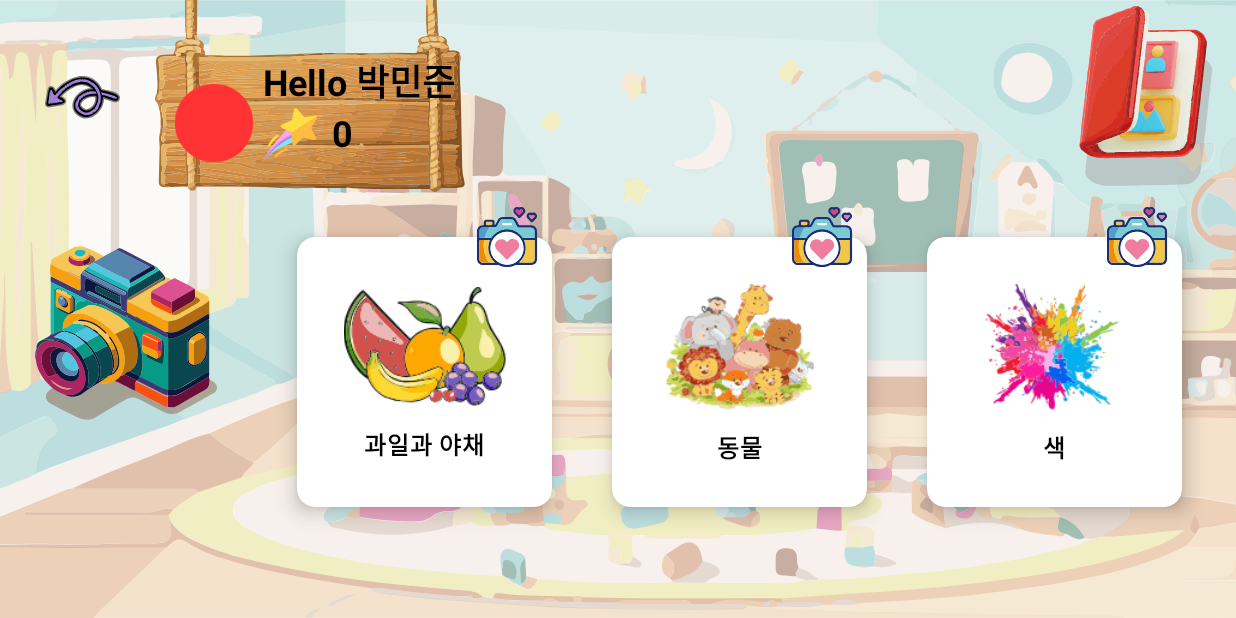
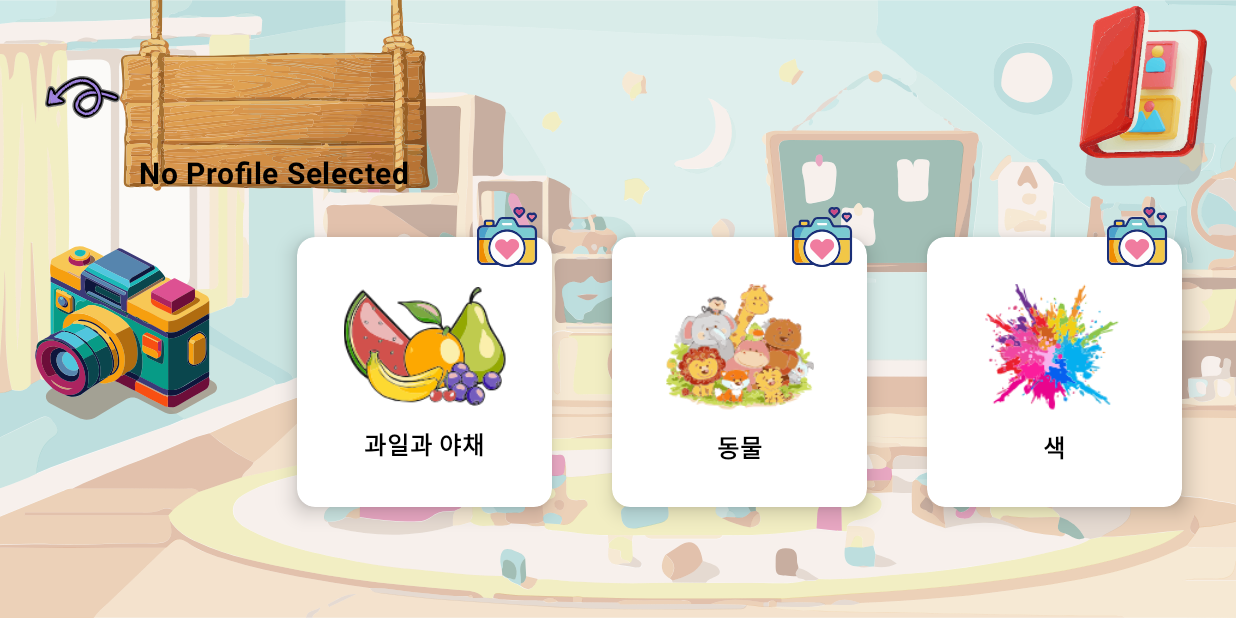
Before and after one commit to sauruspangpang/sauruspang, an Android app built with Jetpack Compose: the HomeScreen screen opened through its navigation route, on a phone screen of 824 x 412 dp (held sideways). Run offline under Robolectric (Android 15) with nearby library versions, the phone set to English and light mode, and no system bars; our stand-ins replace Room's generated code, accompanist; 2 statements that could not run were skipped.

Commit message:
profile 별로 이름,프로필 이미지 호출 다르게 적용

```diff
--- a/app/src/main/java/com/ksj/sauruspang/Learnpackage/CategorySelectScreen.kt
+++ b/app/src/main/java/com/ksj/sauruspang/Learnpackage/CategorySelectScreen.kt
@@ -2,6 +2,7 @@
 
 package com.ksj.sauruspang.Learnpackage
 
+import android.annotation.SuppressLint
 import android.util.Log
 import androidx.compose.foundation.Image
 import androidx.compose.foundation.background
@@ -26,6 +27,8 @@ import androidx.compose.material3.ExperimentalMaterial3Api
 import androidx.compose.material3.Text
 import androidx.compose.runtime.Composable
 import androidx.compose.runtime.getValue
+import androidx.compose.runtime.mutableStateOf
+import androidx.compose.runtime.remember
 import androidx.compose.ui.Alignment
 import androidx.compose.ui.Modifier
 import androidx.compose.ui.draw.clip
@@ -78,7 +81,7 @@ fun HomeScreen(navController: NavController, viewModel: ProfileViewmodel, scoreV
                         }
                 )
 
-                ProfileBox(scoreViewModel)
+                ProfileBox(scoreViewModel, viewModel)
                 Spacer(Modifier.weight(1f))
                 Image(
                     painter = painterResource(id = R.drawable.image_photobook),
@@ -182,55 +185,60 @@ fun CategoryBox(category: QuizCategory, navController: NavController) {
     }
 }
 
+@SuppressLint("MutableCollectionMutableState")
 @Composable
-fun ProfileBox(scoreViewModel: ScoreViewModel) {
-    Box(
-        contentAlignment = Alignment.BottomCenter,
-    ) {
+fun ProfileBox(scoreViewModel: ScoreViewModel, viewModel: ProfileViewmodel) {
+    val selectedIndex by viewModel.selectedProfileIndex // 선택된 인덱스 가져오기
+    val profile = viewModel.profiles // 프로필 리스트 가져오기
+    val selectedProfile = profile.getOrNull(selectedIndex)
+
+    Box(contentAlignment = Alignment.BottomCenter) {
         Image(
             painter = painterResource(R.drawable.image_woodboard),
             contentDescription = "",
         )
+
+        selectedProfile?.let { profile ->
             Row(
-            modifier = Modifier
-                .padding(horizontal = 30.dp), // 좌우 여백 추가
-            verticalAlignment = Alignment.CenterVertically // 내부 요소도 중앙 정렬
+                modifier = Modifier.padding(horizontal = 30.dp),
+                verticalAlignment = Alignment.CenterVertically
             ) {
                 Image(
-                painter = painterResource(id = R.drawable.ellipse_1),
+                    painter = painterResource(profile.selectedImage),
                     contentDescription = "",
                     Modifier.scale(0.8f)
                 )
                 Column(
-                modifier = Modifier
-                    .padding(bottom = 20.dp), // 내부 요소 패딩
-                verticalArrangement = Arrangement.SpaceBetween, // 내부 요소 정렬
+                    modifier = Modifier.padding(bottom = 20.dp),
+                    verticalArrangement = Arrangement.SpaceBetween,
                     horizontalAlignment = Alignment.Start
                 ) {
                     Text(
-                    "Hello 박민준",
-                    style = TextStyle(
-                        fontSize = 24.sp,
-                        fontWeight = FontWeight.Bold,
+                        text = profile.name,
+                        style = TextStyle(fontSize = 24.sp, fontWeight = FontWeight.Bold)
                     )
-                )
-                Row(
-                    verticalAlignment = Alignment.CenterVertically // 이미지와 텍스트를 같은 높이로 정렬
-                ) {
+                    Row(verticalAlignment = Alignment.CenterVertically) {
                         Image(
                             painter = painterResource(R.drawable.image_starpoint),
                             contentDescription = "",
-                        modifier = Modifier.size(36.dp) // 원하는 크기로 조정
+                            modifier = Modifier.size(36.dp)
                         )
-                    Spacer(modifier = Modifier.width(10.dp)) // 이미지와 숫자 사이 간격
+                        Spacer(modifier = Modifier.width(10.dp))
                         val score by scoreViewModel.correctAnswers
                         Text(
-                        "${score*5}",
+                            "${score * 5}",
                             fontSize = 24.sp,
                             fontWeight = FontWeight.Bold
                         )
                     }
                 }
             }
+        } ?: run {
+            Text(
+                text = "No Profile Selected",
+                fontSize = 20.sp,
+                fontWeight = FontWeight.Bold
+            )
         }
     }
+}
--- a/app/src/main/java/com/ksj/sauruspang/Learnpackage/DaySelectScreen.kt
+++ b/app/src/main/java/com/ksj/sauruspang/Learnpackage/DaySelectScreen.kt
@@ -55,7 +55,7 @@ fun StageScreen(navController: NavController, categoryName: String, viewModel: P
                             navController.navigate("home")
                         }
                 )
-                ProfileBox(scoreViewModel =scoreViewModel )
+                ProfileBox(scoreViewModel =scoreViewModel, viewModel = viewModel)
             }
             Row(
                 modifier = Modifier
--- a/app/src/main/java/com/ksj/sauruspang/PermissionViewmodel.kt
+++ b/app/src/main/java/com/ksj/sauruspang/PermissionViewmodel.kt
@@ -1,4 +1,4 @@
-package com.ksj.sauruspang
+ package com.ksj.sauruspang
 
 import android.content.pm.PackageManager
 import android.widget.Toast
--- a/app/src/main/java/com/ksj/sauruspang/ProfilePackage/ProfileViewmodel.kt
+++ b/app/src/main/java/com/ksj/sauruspang/ProfilePackage/ProfileViewmodel.kt
@@ -1,8 +1,10 @@
 package com.ksj.sauruspang.ProfilePackage
 
 import android.app.Application
+import androidx.compose.runtime.mutableIntStateOf
 import androidx.compose.runtime.mutableStateListOf
 import androidx.compose.runtime.mutableStateMapOf
+import androidx.compose.runtime.mutableStateOf
 import androidx.lifecycle.AndroidViewModel
 import androidx.lifecycle.viewModelScope
 import com.ksj.sauruspang.ProfilePackage.Room.AppDatabase
@@ -23,12 +25,18 @@ data class Profile(
 
 class ProfileViewmodel(application: Application) : AndroidViewModel(application) {
     var profiles = mutableStateListOf<Profile>()
+    var selectedProfileIndex = mutableIntStateOf(-1) // 수정: 단일 선택 인덱스로 변경
     private val userDao = AppDatabase.getDatabase(application).userDao()
+
+
 
     init {
         loadProfilesFromDatabase()
     }
 
+    fun selectProfile(index: Int) {
+        selectedProfileIndex = mutableIntStateOf(index)
+    }
     fun addProfile(name: String, birth: String, userprofile: Int, selectedImage: Int) {
         profiles.add(Profile(name, birth, userprofile, selectedImage))
         saveProfileToDatabase(name, birth, selectedImage)
```
Also changed, not shown: app/src/main/java/com/ksj/sauruspang/ProfilePackage/ProfilePage.kt (+12 -5 lines). Lines whose indentation alone changed are shown as unchanged.
